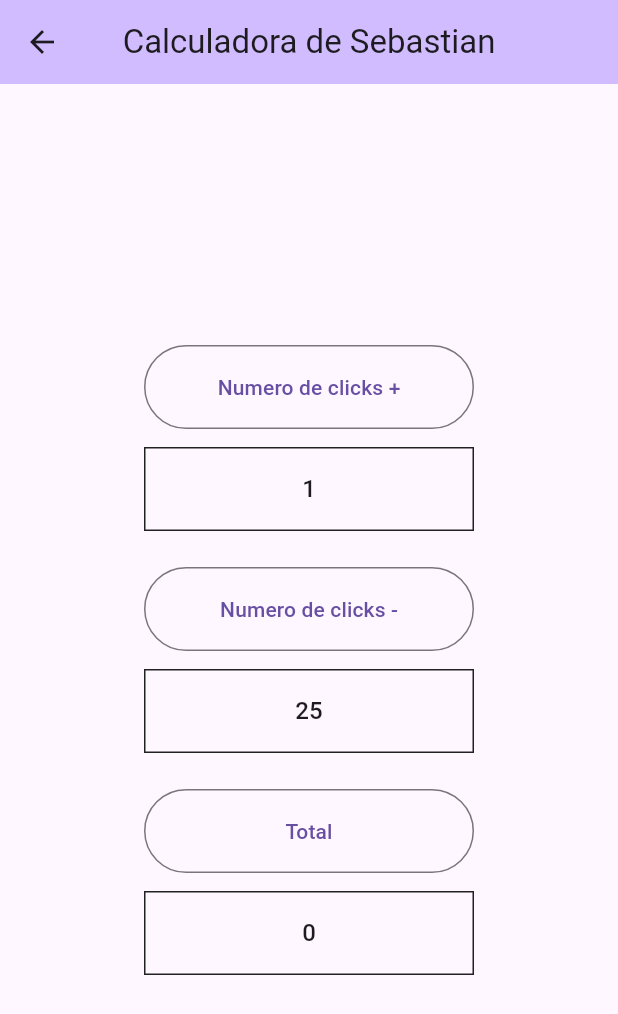
After one commit to Aleeeee10/Trabajo-Clase-Pantalla-Flutter, a Flutter app: the CalculadoraSebastian screen opened directly, after a tap on "Numero de clicks +", after a tap on "Numero de clicks -", on a phone screen of 412 x 824 dp. The commit adds this screen. Shown: the top 1014 px of the screen. Run offline on Flutter 3.47's test engine with Material 3 defaults, Android fonts, the phone set to English and light mode, and no system bars.

Commit message:
calculadora y pantalla

```diff
--- a/lib/main.dart
+++ b/lib/main.dart
@@ -1,5 +1,5 @@
 import 'package:flutter/material.dart';
-import 'presentacion/screens/mipantalla.dart';
+import 'presentacion/screens/pantallasebastian.dart';
 
 void main() {
   runApp(const MyApp());
@@ -12,7 +12,7 @@ class MyApp extends StatelessWidget {
   Widget build(BuildContext context) {
     return MaterialApp(
       debugShowCheckedModeBanner: false,
-      home: const MiPantalla(),
+      home: const PantallaSebastian(),
     );
   }
 }
--- /dev/null
+++ b/lib/presentacion/screens/calculadoraSebastian.dart
@@ -0,0 +1,103 @@
+import 'package:flutter/material.dart';
+
+class CalculadoraSebastian extends StatefulWidget {
+  const CalculadoraSebastian({super.key});
+
+  @override
+  State<CalculadoraSebastian> createState() => CalculadoraSebastianState();
+}
+
+class CalculadoraSebastianState extends State<CalculadoraSebastian> {
+  int clicksSuma = 0;
+  int clicksResta = 0;
+  bool restaIniciada = false;
+  int total = 0;
+
+  void incrementarSuma() {
+    setState(() {
+      clicksSuma++;
+    });
+  }
+
+  void decrementarResta() {
+    setState(() {
+      if (!restaIniciada) {
+        clicksResta = 25;
+        restaIniciada = true;
+      } else if (clicksResta > 0) {
+        clicksResta--;
+      }
+    });
+  }
+
+  void calcularTotal() {
+    setState(() {
+      total = clicksSuma - clicksResta;
+    });
+  }
+
+  Widget recuadro(String texto) {
+    return Container(
+      width: 220,
+      height: 56,
+      alignment: Alignment.center,
+      decoration: BoxDecoration(
+        border: Border.all(color: Colors.black87),
+      ),
+      child: Text(
+        texto,
+        style: Theme.of(context).textTheme.titleMedium,
+      ),
+    );
+  }
+
+  @override
+  Widget build(BuildContext context) {
+    return Scaffold(
+      appBar: AppBar(
+        backgroundColor: Theme.of(context).colorScheme.inversePrimary,
+        title: const Text('Calculadora de Sebastian'),
+        centerTitle: true,
+      ),
+      body: Center(
+        child: Column(
+          mainAxisAlignment: MainAxisAlignment.center,
+          children: [
+            SizedBox(
+              width: 220,
+              height: 56,
+              child: OutlinedButton(
+                onPressed: incrementarSuma,
+                child: const Text('Numero de clicks +'),
+              ),
+            ),
+            const SizedBox(height: 12),
+            recuadro('$clicksSuma'),
+            const SizedBox(height: 24),
+            SizedBox(
+              width: 220,
+              height: 56,
+              child: OutlinedButton(
+                onPressed: decrementarResta,
+                child: const Text('Numero de clicks -'),
+              ),
+            ),
+            const SizedBox(height: 12),
+            recuadro('$clicksResta'),
+            const SizedBox(height: 24),
+            SizedBox(
+              width: 220,
+              height: 56,
+              child: OutlinedButton(
+                onPressed: calcularTotal,
+                child: const Text('Total'),
+              ),
+            ),
+            const SizedBox(height: 12),
+            recuadro('$total'),
+          ],
+        ),
+      ),
+    );
+  }
+}
--- /dev/null
+++ b/lib/presentacion/screens/pantallasebastian.dart
@@ -0,0 +1,28 @@
+import 'package:flutter/material.dart';
+
+class PantallaSebastian extends StatelessWidget {
+  const PantallaSebastian({super.key});
+
+  @override
+  Widget build(BuildContext context) {
+    return Scaffold(
+      appBar: AppBar(
+        title: const Text('Pantalla de Sebastian'),
+        centerTitle: true,
+      ),
+      body: const Center(
+        child: Column(
+          mainAxisSize: MainAxisSize.min,
+          children: [
+            Icon(Icons.person, size: 80),
+            SizedBox(height: 16),
+            Text(
+              'Hola, soy Sebastian',
+              style: TextStyle(fontSize: 22, fontWeight: FontWeight.bold),
+            ),
+          ],
+        ),
+      ),
+    );
+  }
+}
```
Also changed, not shown: pubspec.lock.
